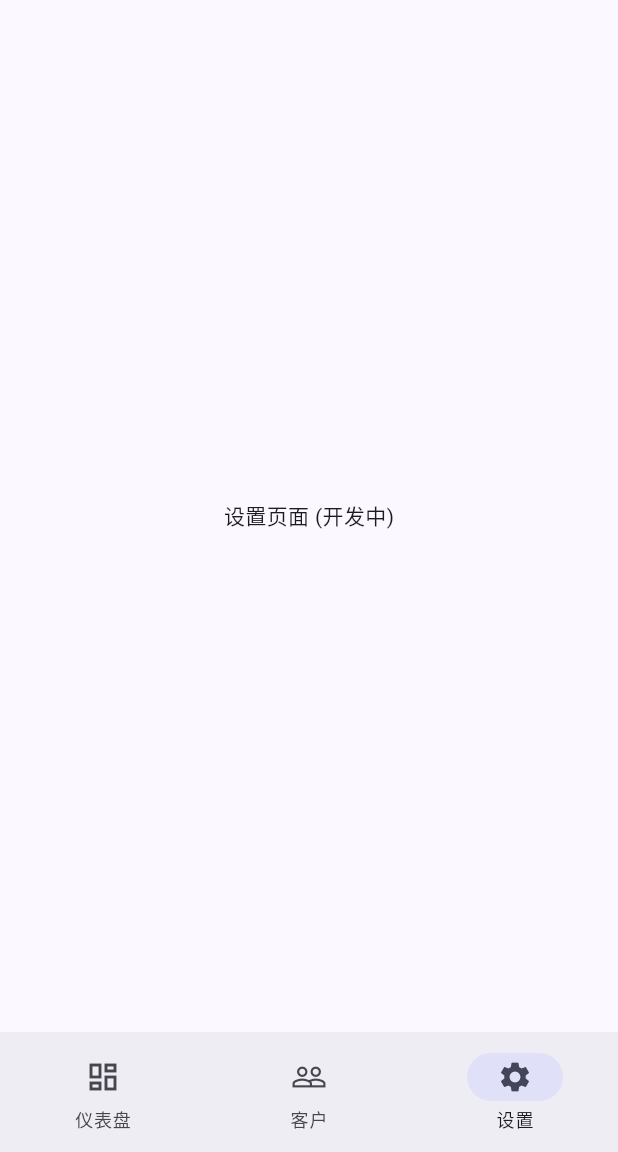
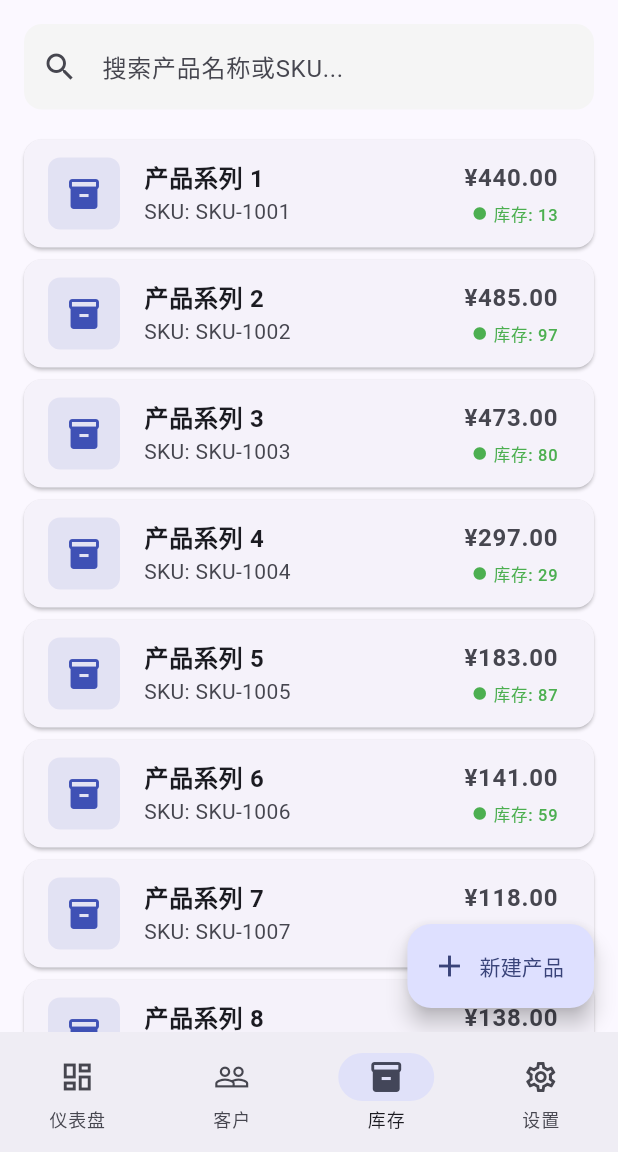
Before and after one commit to could-ai/019a9c26-c909-7b4d-8a42-6b6c37dfb975, a Flutter app: the screen it shows after launch, item 3 of the bottom bar chosen, on a phone screen of 412 x 824 dp, the part 84-1236 px from its top. Run offline on Flutter 3.47's test engine with Material 3 defaults, Android fonts, the phone set to English and light mode, and no system bars.

Commit message:
创建产品数据模型，包含名称、SKU、价格、库存和描述字段。; 更新模拟数据库，增加产品数据的初始化和CRUD操作方法，并更新统计数据计算逻辑以包含库存信息。; 创建产品编辑页面，支持产品信息的录入、修改和删除，包含表单验证。; 创建产品列表页面，支持搜索、库存状态颜色提示以及跳转到编辑页面。; 更新主布局，在导航栏中添加“库存管理”选项，并集成产品列表页面。

```diff
--- a/usr/lib/data/mock_database.dart
+++ b/usr/lib/data/mock_database.dart
@@ -1,5 +1,6 @@
 import 'dart:math';
 import '../models/customer.dart';
+import '../models/product.dart';
 
 class MockDatabase {
   static final MockDatabase _instance = MockDatabase._internal();
@@ -7,14 +8,16 @@ class MockDatabase {
   MockDatabase._internal();
 
   final List<Customer> _customers = [];
+  final List<Product> _products = [];
 
   // 初始化一些假数据
   void init() {
     if (_customers.isNotEmpty) return;
 
     final random = Random();
+
+    // 初始化客户数据
     final statuses = ['New', 'Contacted', 'Qualified', 'Lost', 'Closed'];
-
     for (int i = 1; i <= 20; i++) {
       _customers.add(Customer(
         id: i.toString(),
@@ -27,8 +30,23 @@ class MockDatabase {
         potentialValue: (random.nextInt(100) * 1000).toDouble(),
       ));
     }
+
+    // 初始化产品数据
+    if (_products.isEmpty) {
+      for (int i = 1; i <= 15; i++) {
+        _products.add(Product(
+          id: 'PROD-$i',
+          name: '产品系列 $i',
+          sku: 'SKU-${1000 + i}',
+          price: (random.nextInt(500) + 50).toDouble(),
+          stock: random.nextInt(100),
+          description: '这是产品 $i 的详细描述信息...',
+        ));
+      }
+    }
   }
 
+  // --- Customer Methods ---
   List<Customer> getCustomers() {
     return List.from(_customers);
   }
@@ -48,6 +66,26 @@ class MockDatabase {
     _customers.removeWhere((c) => c.id == id);
   }
 
+  // --- Product Methods ---
+  List<Product> getProducts() {
+    return List.from(_products);
+  }
+
+  void addProduct(Product product) {
+    _products.add(product);
+  }
+
+  void updateProduct(Product product) {
+    final index = _products.indexWhere((p) => p.id == product.id);
+    if (index != -1) {
+      _products[index] = product;
+    }
+  }
+
+  void deleteProduct(String id) {
+    _products.removeWhere((p) => p.id == id);
+  }
+
   // 获取统计数据
   Map<String, dynamic> getStats() {
     double totalValue = 0;
@@ -60,11 +98,22 @@ class MockDatabase {
       if (c.status == 'Closed') closedDeals++;
     }
 
+    // 计算库存总价值
+    double inventoryValue = 0;
+    int lowStockItems = 0;
+    for (var p in _products) {
+      inventoryValue += p.price * p.stock;
+      if (p.stock < 10) lowStockItems++;
+    }
+
     return {
       'totalCustomers': _customers.length,
       'totalValue': totalValue,
       'newLeads': newLeads,
       'closedDeals': closedDeals,
+      'totalProducts': _products.length,
+      'inventoryValue': inventoryValue,
+      'lowStockItems': lowStockItems,
     };
   }
 }
--- /dev/null
+++ b/usr/lib/models/product.dart
@@ -0,0 +1,35 @@
+class Product {
+  final String id;
+  String name;
+  String sku;
+  double price;
+  int stock;
+  String description;
+
+  Product({
+    required this.id,
+    required this.name,
+    required this.sku,
+    required this.price,
+    required this.stock,
+    this.description = '',
+  });
+
+  Product copyWith({
+    String? id,
+    String? name,
+    String? sku,
+    double? price,
+    int? stock,
+    String? description,
+  }) {
+    return Product(
+      id: id ?? this.id,
+      name: name ?? this.name,
+      sku: sku ?? this.sku,
+      price: price ?? this.price,
+      stock: stock ?? this.stock,
+      description: description ?? this.description,
+    );
+  }
+}
--- a/usr/lib/screens/main_layout.dart
+++ b/usr/lib/screens/main_layout.dart
@@ -1,6 +1,7 @@
 import 'package:flutter/material.dart';
 import 'dashboard_page.dart';
 import 'customer_list_page.dart';
+import 'product_list_page.dart';
 
 class MainLayout extends StatefulWidget {
   const MainLayout({super.key});
@@ -15,6 +16,7 @@ class _MainLayoutState extends State<MainLayout> {
   final List<Widget> _pages = [
     const DashboardPage(),
     const CustomerListPage(),
+    const ProductListPage(),
     const Center(child: Text('设置页面 (开发中)')),
   ];
 
@@ -46,6 +48,11 @@ class _MainLayoutState extends State<MainLayout> {
                       icon: Icon(Icons.people_outline),
                       selectedIcon: Icon(Icons.people),
                       label: Text('客户管理'),
+                    ),
+                    NavigationRailDestination(
+                      icon: Icon(Icons.inventory_2_outlined),
+                      selectedIcon: Icon(Icons.inventory_2),
+                      label: Text('库存管理'),
                     ),
                     NavigationRailDestination(
                       icon: Icon(Icons.settings_outlined),
@@ -89,6 +96,11 @@ class _MainLayoutState extends State<MainLayout> {
                   label: '客户',
                 ),
                 NavigationDestination(
+                  icon: Icon(Icons.inventory_2_outlined),
+                  selectedIcon: Icon(Icons.inventory_2),
+                  label: '库存',
+                ),
+                NavigationDestination(
                   icon: Icon(Icons.settings_outlined),
                   selectedIcon: Icon(Icons.settings),
                   label: '设置',
--- /dev/null
+++ b/usr/lib/screens/product_list_page.dart
@@ -0,0 +1,149 @@
+import 'package:flutter/material.dart';
+import '../data/mock_database.dart';
+import '../models/product.dart';
+import 'product_edit_page.dart';
+
+class ProductListPage extends StatefulWidget {
+  const ProductListPage({super.key});
+
+  @override
+  State<ProductListPage> createState() => _ProductListPageState();
+}
+
+class _ProductListPageState extends State<ProductListPage> {
+  List<Product> _products = [];
+  List<Product> _filteredProducts = [];
+  final TextEditingController _searchController = TextEditingController();
+
+  @override
+  void initState() {
+    super.initState();
+    _loadData();
+  }
+
+  void _loadData() {
+    setState(() {
+      _products = MockDatabase().getProducts();
+      _filterProducts(_searchController.text);
+    });
+  }
+
+  void _filterProducts(String query) {
+    setState(() {
+      if (query.isEmpty) {
+        _filteredProducts = List.from(_products);
+      } else {
+        _filteredProducts = _products.where((p) =>
+          p.name.toLowerCase().contains(query.toLowerCase()) ||
+          p.sku.toLowerCase().contains(query.toLowerCase())
+        ).toList();
+      }
+    });
+  }
+
+  Color _getStockColor(int stock) {
+    if (stock <= 0) return Colors.red;
+    if (stock < 10) return Colors.orange;
+    return Colors.green;
+  }
+
+  @override
+  Widget build(BuildContext context) {
+    return Scaffold(
+      body: Column(
+        children: [
+          // 搜索栏
+          Padding(
+            padding: const EdgeInsets.all(16.0),
+            child: TextField(
+              controller: _searchController,
+              decoration: InputDecoration(
+                hintText: '搜索产品名称或SKU...',
+                prefixIcon: const Icon(Icons.search),
+                border: OutlineInputBorder(
+                  borderRadius: BorderRadius.circular(12),
+                  borderSide: BorderSide.none,
+                ),
+                filled: true,
+                fillColor: Colors.grey[100],
+              ),
+              onChanged: _filterProducts,
+            ),
+          ),
+          // 产品列表
+          Expanded(
+            child: ListView.builder(
+              itemCount: _filteredProducts.length,
+              itemBuilder: (context, index) {
+                final product = _filteredProducts[index];
+                return Card(
+                  margin: const EdgeInsets.symmetric(horizontal: 16, vertical: 4),
+                  elevation: 1,
+                  child: ListTile(
+                    leading: Container(
+                      width: 48,
+                      height: 48,
+                      decoration: BoxDecoration(
+                        color: Colors.indigo.withOpacity(0.1),
+                        borderRadius: BorderRadius.circular(8),
+                      ),
+                      child: const Icon(Icons.inventory_2, color: Colors.indigo),
+                    ),
+                    title: Text(product.name, style: const TextStyle(fontWeight: FontWeight.bold)),
+                    subtitle: Text('SKU: ${product.sku}'),
+                    trailing: Column(
+                      mainAxisAlignment: MainAxisAlignment.center,
+                      crossAxisAlignment: CrossAxisAlignment.end,
+                      children: [
+                        Text(
+                          '¥${product.price.toStringAsFixed(2)}',
+                          style: const TextStyle(
+                            fontWeight: FontWeight.bold,
+                            fontSize: 16,
+                          ),
+                        ),
+                        const SizedBox(height: 4),
+                        Row(
+                          mainAxisSize: MainAxisSize.min,
+                          children: [
+                            Icon(Icons.circle, size: 10, color: _getStockColor(product.stock)),
+                            const SizedBox(width: 4),
+                            Text(
+                              '库存: ${product.stock}',
+                              style: TextStyle(
+                                color: _getStockColor(product.stock),
+                                fontWeight: FontWeight.w500,
+                              ),
+                            ),
+                          ],
+                        ),
+                      ],
+                    ),
+                    onTap: () async {
+                      await Navigator.push(
+                        context,
+                        MaterialPageRoute(builder: (context) => ProductEditPage(product: product)),
+                      );
+                      _loadData(); // 返回后刷新
+                    },
+                  ),
+                );
+              },
+            ),
+          ),
+        ],
+      ),
+      floatingActionButton: FloatingActionButton.extended(
+        onPressed: () async {
+          await Navigator.push(
+            context,
+            MaterialPageRoute(builder: (context) => const ProductEditPage()),
+          );
+          _loadData();
+        },
+        label: const Text('新建产品'),
+        icon: const Icon(Icons.add),
+      ),
+    );
+  }
+}
```
Also changed, not shown: usr/lib/screens/product_edit_page.dart (added, +183 -0 lines).
